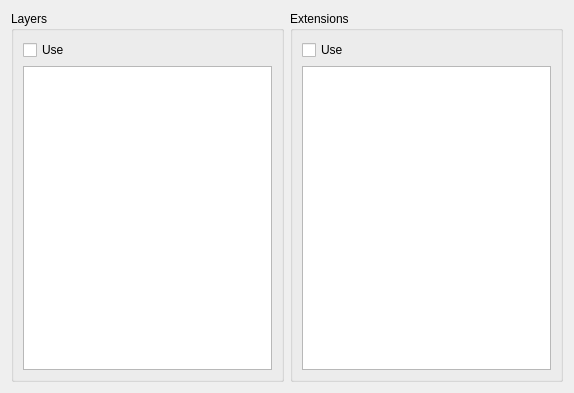
Qt form Tools/DebugSettingsEditor/VulkanTab.ui (krre/origin) before a commit.
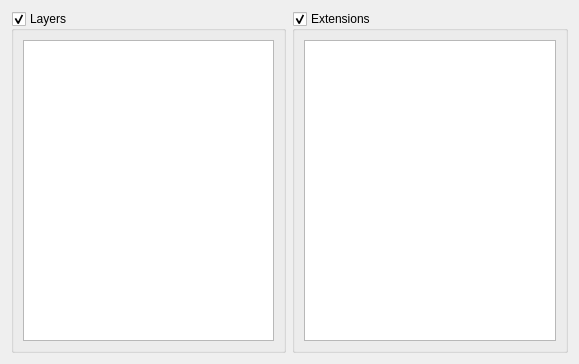
The same form after that commit.

Commit message: DSE: Groupboxes on Vulkan tab are checkable

```diff
--- a/Tools/DebugSettingsEditor/VulkanTab.ui
+++ b/Tools/DebugSettingsEditor/VulkanTab.ui
@@ -6,8 +6,8 @@
    <rect>
     <x>0</x>
     <y>0</y>
-    <width>574</width>
-    <height>393</height>
+    <width>579</width>
+    <height>364</height>
    </rect>
   </property>
   <property name="windowTitle">
@@ -20,16 +20,9 @@
       <string>Layers</string>
      </property>
      <property name="checkable">
-      <bool>false</bool>
+      <bool>true</bool>
      </property>
-     <layout class="QVBoxLayout" name="verticalLayout">
-      <item>
-       <widget class="QCheckBox" name="checkBoxLayersUse">
-        <property name="text">
-         <string>Use</string>
-        </property>
-       </widget>
-      </item>
+     <layout class="QHBoxLayout" name="horizontalLayout_3">
       <item>
        <widget class="QListWidget" name="listWidgetLayers">
         <property name="selectionMode">
@@ -45,14 +38,13 @@
      <property name="title">
       <string>Extensions</string>
      </property>
-     <layout class="QVBoxLayout" name="verticalLayout_2">
-      <item>
-       <widget class="QCheckBox" name="checkBoxExtensionsUse">
-        <property name="text">
-         <string>Use</string>
-        </property>
-       </widget>
-      </item>
+     <property name="checkable">
+      <bool>true</bool>
+     </property>
+     <property name="checked">
+      <bool>true</bool>
+     </property>
+     <layout class="QHBoxLayout" name="horizontalLayout_2">
       <item>
        <widget class="QListWidget" name="listWidgetExtensions">
         <property name="selectionMode">
```
Left out of the diff: 4 changed lines with no effect on the pictures. The commit also changes 1 other file.
